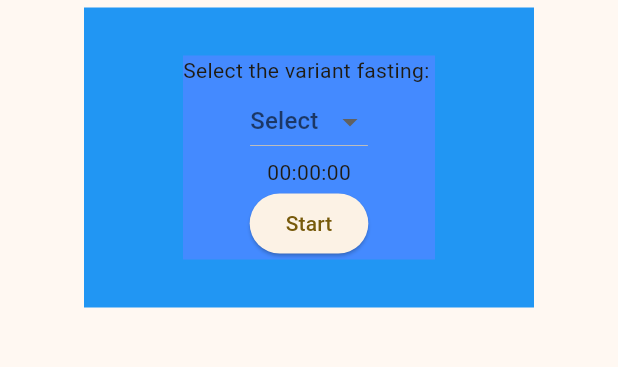
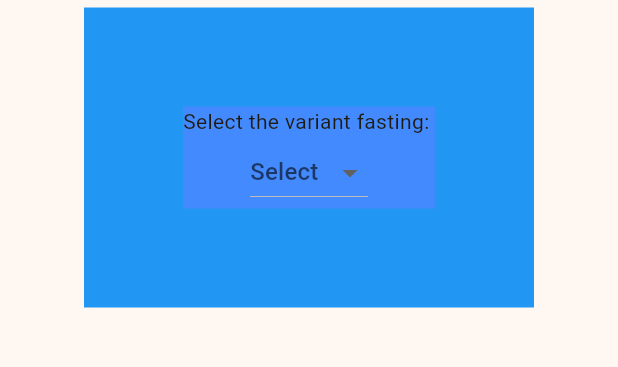
Before and after one commit to ilhamafandi21/soul-fast, a Flutter app: the screen it shows after launch, on a phone screen of 412 x 824 dp, the part 84-451 px from its top. Run offline on Flutter 3.47's test engine with Material 3 defaults, Android fonts, the phone set to English and light mode, and no system bars.

Commit message:
15 Nov 2025

```diff
--- a/lib/pages/home/home.dart
+++ b/lib/pages/home/home.dart
@@ -126,25 +126,7 @@ class _HomeState extends State<Home> {
                           onChanged: (e) {
                             setState(() {
                               selectedFasting = e;
-                              durationFasting();
-                              duration;
-                              stopFasting();
-                            });
-                          },
-                        ),
-                        Text(formatTime(duration)),
-                        ElevatedButton(
 
-                          onPressed: () {
-                            (countdownTimer != null && countdownTimer!.isActive)
-                                ? stopFasting()
-                                : startFasting();
-                          },
-                          child: Text(
-                            (countdownTimer != null && countdownTimer!.isActive)
-                                ? 'Stop'
-                                : 'Start',
-                          ),
                         ),
                       ],
                     ),
```
